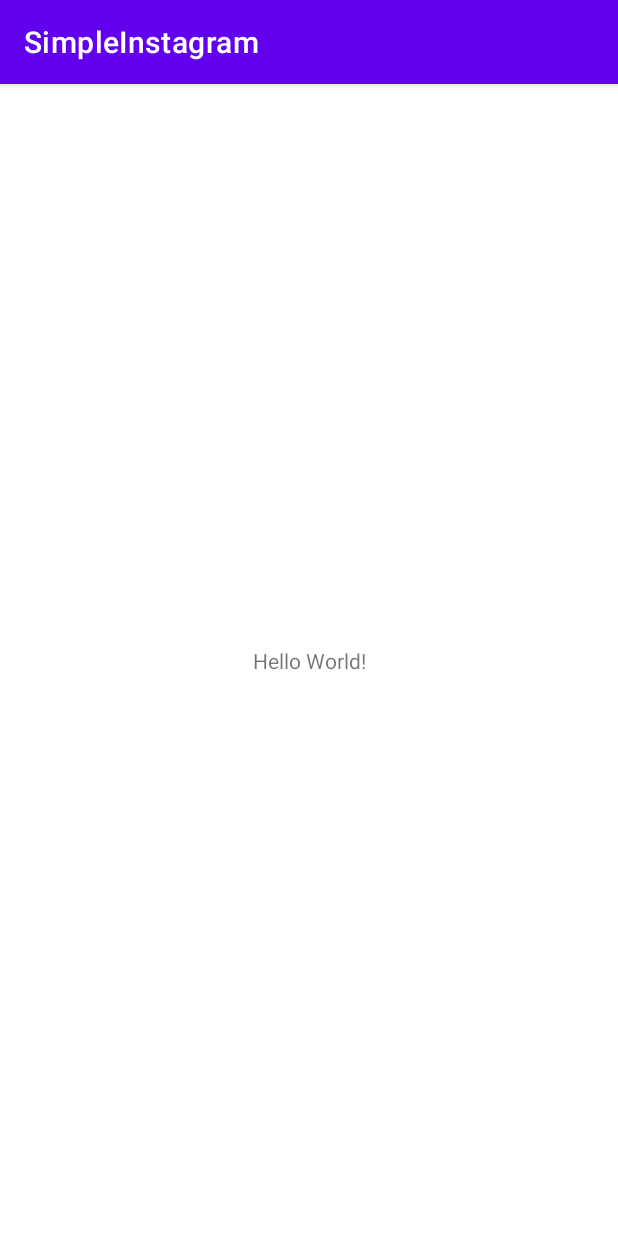
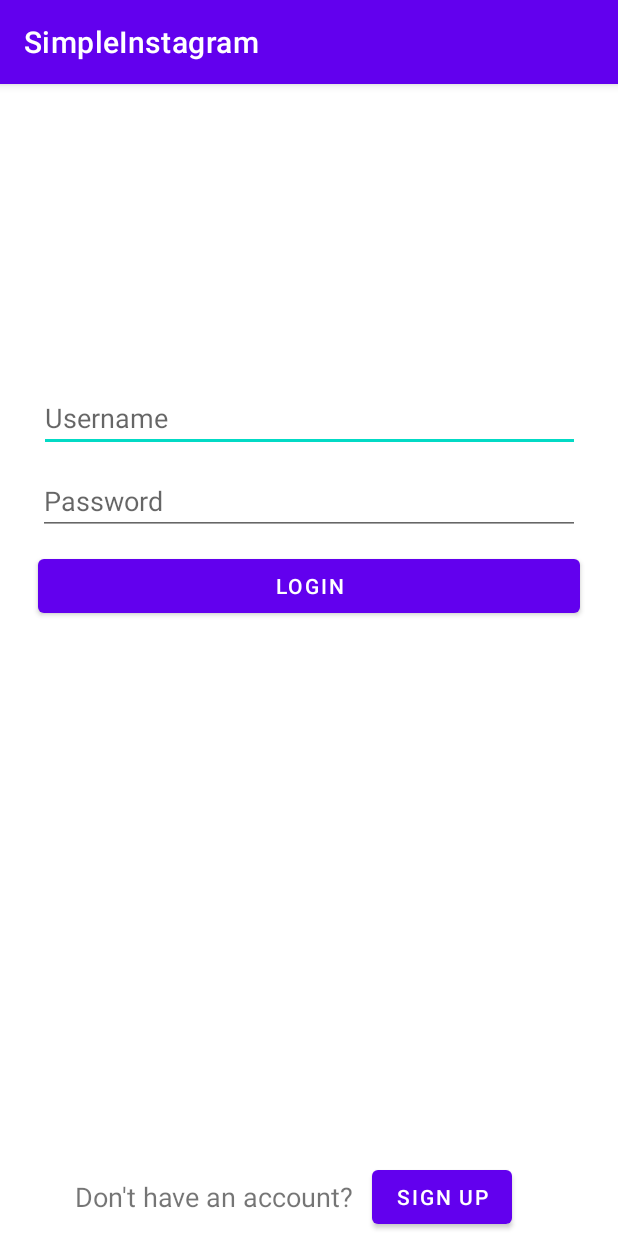
Before and after one commit to janelle-cheung/SimpleInstagram, an Android app: the screen it shows after launch (MainActivity before the commit, LoginActivity after it), on a phone screen of 412 x 824 dp. Run offline under Robolectric (Android 15) with nearby library versions, the phone set to English and light mode, and no system bars.

Commit message:
Created login activity, setup view binding

```diff
--- a/app/build.gradle
+++ b/app/build.gradle
@@ -26,6 +26,10 @@ android {
         sourceCompatibility JavaVersion.VERSION_1_8
         targetCompatibility JavaVersion.VERSION_1_8
     }
+
+    buildFeatures {
+        viewBinding true
+    }
 }
 
 dependencies {
--- a/app/src/main/AndroidManifest.xml
+++ b/app/src/main/AndroidManifest.xml
@@ -9,13 +9,14 @@
         android:roundIcon="@mipmap/ic_launcher_round"
         android:supportsRtl="true"
         android:theme="@style/Theme.SimpleInstagram">
-        <activity android:name=".MainActivity">
+        <activity android:name=".LoginActivity">
             <intent-filter>
                 <action android:name="android.intent.action.MAIN" />
 
                 <category android:name="android.intent.category.LAUNCHER" />
             </intent-filter>
         </activity>
+        <activity android:name=".MainActivity"></activity>
     </application>
 
 </manifest>
--- /dev/null
+++ b/app/src/main/java/com/example/simpleinstagram/LoginActivity.java
@@ -0,0 +1,28 @@
+package com.example.simpleinstagram;
+
+import androidx.appcompat.app.AppCompatActivity;
+
+import android.os.Bundle;
+import android.text.Editable;
+import android.view.View;
+import android.widget.Button;
+import android.widget.EditText;
+
+import androidx.appcompat.app.AppCompatActivity;
+
+import com.example.simpleinstagram.databinding.ActivityLoginBinding;
+
+public class LoginActivity extends AppCompatActivity {
+
+    public static final String TAG = "LoginActivity";
+
+    @Override
+    protected void onCreate(Bundle savedInstanceState) {
+        super.onCreate(savedInstanceState);
+        ActivityLoginBinding binding = ActivityLoginBinding.inflate(getLayoutInflater());
+        View view = binding.getRoot();
+        setContentView(view);
+
+
+    }
+}
--- a/app/src/main/java/com/example/simpleinstagram/MainActivity.java
+++ b/app/src/main/java/com/example/simpleinstagram/MainActivity.java
@@ -3,12 +3,17 @@ package com.example.simpleinstagram;
 import androidx.appcompat.app.AppCompatActivity;
 
 import android.os.Bundle;
+import android.view.View;
+
+import com.example.simpleinstagram.databinding.ActivityMainBinding;
 
 public class MainActivity extends AppCompatActivity {
 
     @Override
     protected void onCreate(Bundle savedInstanceState) {
         super.onCreate(savedInstanceState);
-        setContentView(R.layout.activity_main);
+        ActivityMainBinding binding = ActivityMainBinding.inflate(getLayoutInflater());
+        View view = binding.getRoot();
+        setContentView(view);
     }
 }
--- /dev/null
+++ b/app/src/main/res/layout/activity_login.xml
@@ -0,0 +1,69 @@
+<?xml version="1.0" encoding="utf-8"?>
+<RelativeLayout
+    xmlns:android="http://schemas.android.com/apk/res/android"
+    xmlns:app="http://schemas.android.com/apk/res-auto"
+    xmlns:tools="http://schemas.android.com/tools"
+    android:layout_width="match_parent"
+    android:layout_height="match_parent"
+    tools:context=".LoginActivity">
+
+    <EditText
+        android:id="@+id/etUsername"
+        android:layout_width="match_parent"
+        android:layout_height="wrap_content"
+        android:layout_alignParentStart="true"
+        android:layout_alignParentTop="true"
+        android:layout_centerHorizontal="true"
+        android:layout_marginStart="26dp"
+        android:layout_marginTop="200dp"
+        android:layout_marginEnd="25dp"
+        android:ems="10"
+        android:hint="@string/username" />
+
+    <EditText
+        android:id="@+id/etPassword"
+        android:layout_width="match_parent"
+        android:layout_height="wrap_content"
+        android:layout_below="@+id/etUsername"
+        android:layout_alignParentStart="true"
+        android:layout_centerHorizontal="true"
+        android:layout_marginStart="25dp"
+        android:layout_marginTop="10dp"
+        android:layout_marginEnd="25dp"
+        android:ems="10"
+        android:hint="@string/password"
+        android:inputType="textPassword" />
+
+    <Button
+        android:id="@+id/btnLogin"
+        android:layout_width="match_parent"
+        android:layout_height="wrap_content"
+        android:layout_below="@+id/etPassword"
+        android:layout_centerHorizontal="true"
+        android:layout_marginTop="10dp"
+        android:layout_marginEnd="25dp"
+        android:layout_marginStart="25dp"
+        android:text="@string/login" />
+
+    <TextView
+        android:id="@+id/tvNoAccount"
+        android:layout_width="wrap_content"
+        android:layout_height="wrap_content"
+        android:layout_alignParentStart="true"
+        android:layout_alignParentBottom="true"
+        android:layout_marginStart="50dp"
+        android:layout_marginBottom="14dp"
+        android:text="@string/no_account"
+        android:textSize="18sp" />
+
+    <Button
+        android:id="@+id/btnSignup"
+        android:layout_width="wrap_content"
+        android:layout_height="wrap_content"
+        android:layout_alignParentBottom="true"
+        android:layout_marginStart="12dp"
+        android:layout_marginBottom="2dp"
+        android:layout_toEndOf="@+id/tvNoAccount"
+        android:text="@string/signup" />
+
+</RelativeLayout>
--- a/app/src/main/res/values/strings.xml
+++ b/app/src/main/res/values/strings.xml
@@ -1,3 +1,8 @@
 <resources>
     <string name="app_name">SimpleInstagram</string>
+    <string name="username">Username</string>
+    <string name="password">Password</string>
+    <string name="login">Login</string>
+    <string name="signup">Sign up</string>
+    <string name="no_account">Don\'t have an account?</string>
 </resources>
```
